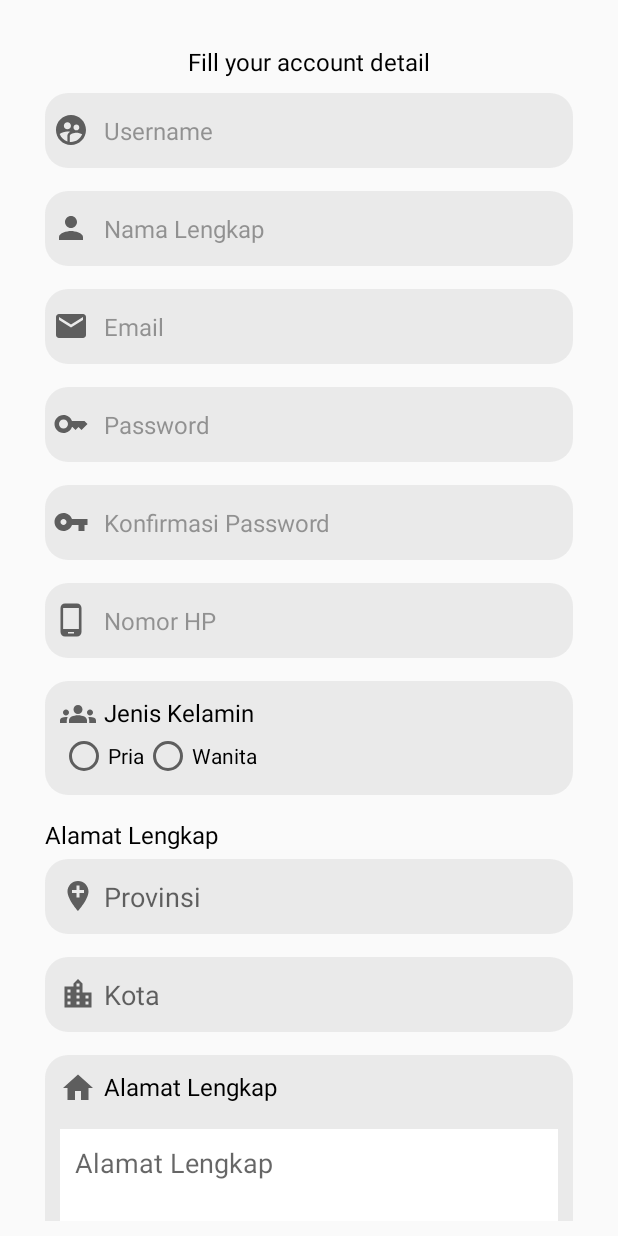
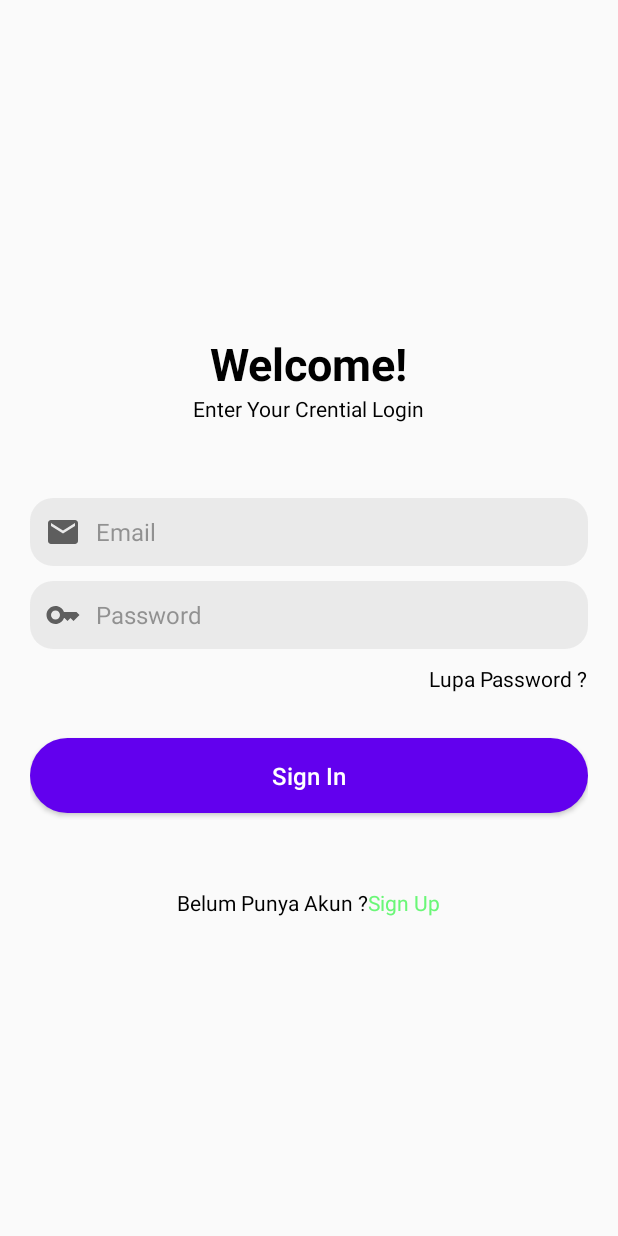
Before and after one commit to faizurazadri23/Shop, an Android app: the screen it shows after launch (RegisterActivity before the commit, LoginActivity after it), on a phone screen of 412 x 824 dp. Run offline under Robolectric (Android 15) with nearby library versions, the light colour scheme and no system bars.

```diff
--- a/app/src/main/java/com/urangcoding/shop/MainActivity.java
+++ b/app/src/main/java/com/urangcoding/shop/MainActivity.java
@@ -3,12 +3,34 @@ package com.urangcoding.shop;
 import androidx.appcompat.app.AppCompatActivity;
 
 import android.os.Bundle;
+import android.widget.TextView;
+
+import com.urangcoding.shop.util.SessionManager;
+
+import java.util.HashMap;
 
 public class MainActivity extends AppCompatActivity {
+
+    private SessionManager sessionManager;
+    private TextView tvSession;
 
     @Override
     protected void onCreate(Bundle savedInstanceState) {
         super.onCreate(savedInstanceState);
         setContentView(R.layout.activity_main);
+
+        tvSession = findViewById(R.id.tvSession);
+
+        sessionManager = new SessionManager(this);
+        sessionManager.checkLogin();
+        //Mengambil session
+
+        HashMap<String, String> user = sessionManager.getUserDetail();
+        String api_key = user.get(sessionManager.API_KEY);
+        String userName = user.get(sessionManager.USERNAME);
+        String email = user.get(sessionManager.EMAIL);
+        String nama = user.get(sessionManager.NAMA);
+
+        tvSession.setText("Session " + api_key + " " + userName + " " + email + " " + nama);
     }
 }
--- a/app/src/main/java/com/urangcoding/shop/config/APIClient.java
+++ b/app/src/main/java/com/urangcoding/shop/config/APIClient.java
@@ -20,7 +20,7 @@ public class APIClient {
 
 
         retrofit = new Retrofit.Builder()
-                .baseUrl("http://192.168.27.232/")
+                .baseUrl("http://192.168.188.232/")
                 .client(client)
                 .addConverterFactory(GsonConverterFactory.create())
                 .build();
--- a/app/src/main/java/com/urangcoding/shop/config/APIInterface.java
+++ b/app/src/main/java/com/urangcoding/shop/config/APIInterface.java
@@ -2,9 +2,15 @@ package com.urangcoding.shop.config;
 
 import com.urangcoding.shop.pojo.KotaPOJO;
 import com.urangcoding.shop.pojo.ProvinsiPOJO;
+import com.urangcoding.shop.pojo.UserCreatePojo;
+
+import java.util.Map;
 
 import retrofit2.Call;
+import retrofit2.http.FieldMap;
+import retrofit2.http.FormUrlEncoded;
 import retrofit2.http.GET;
+import retrofit2.http.POST;
 import retrofit2.http.Query;
 
 public interface APIInterface {
@@ -21,4 +27,16 @@ public interface APIInterface {
      **/
     @GET("api_project3/?folder=raja_ongkir&file=kota")
     Call<KotaPOJO> getKota(@Query("provinsi") String provinsi);
+
+    /**
+     * API Interface User Register
+     **/
+
+    @FormUrlEncoded
+    @POST("api_project3/index.php?folder=user&file=register")
+    Call<UserCreatePojo> createUser(@FieldMap Map<String, String> fields);
+
+    @FormUrlEncoded
+    @POST("api_project3/index.php?folder=user&file=login")
+    Call<UserCreatePojo> userLogin(@FieldMap Map<String, String> fields);
 }
--- /dev/null
+++ b/app/src/main/java/com/urangcoding/shop/user/LoginActivity.java
@@ -0,0 +1,119 @@
+package com.urangcoding.shop.user;
+
+import android.app.ProgressDialog;
+import android.content.Intent;
+import android.os.Bundle;
+import android.widget.Button;
+import android.widget.EditText;
+import android.widget.TextView;
+import android.widget.Toast;
+
+import androidx.appcompat.app.AppCompatActivity;
+
+import com.urangcoding.shop.MainActivity;
+import com.urangcoding.shop.R;
+import com.urangcoding.shop.config.APIClient;
+import com.urangcoding.shop.config.APIInterface;
+import com.urangcoding.shop.pojo.UserCreatePojo;
+import com.urangcoding.shop.util.SessionManager;
+
+import java.util.HashMap;
+import java.util.List;
+import java.util.Map;
+
+import retrofit2.Call;
+import retrofit2.Callback;
+import retrofit2.Response;
+
+public class LoginActivity extends AppCompatActivity {
+
+    Button btnLogin;
+    EditText emailLogin, passwordLogin;
+    int success = 0;
+    String message = "";
+    APIInterface apiInterface;
+    ProgressDialog loading;
+    private SessionManager sessionManager;
+    private TextView txt_signUp;
+
+    @Override
+    protected void onCreate(Bundle savedInstanceState) {
+        super.onCreate(savedInstanceState);
+        setContentView(R.layout.activity_login);
+
+        emailLogin = findViewById(R.id.email_Login);
+        passwordLogin = findViewById(R.id.passwordLogin);
+        btnLogin = findViewById(R.id.btnLogin);
+        txt_signUp = findViewById(R.id.txt_signUp);
+
+        sessionManager = new SessionManager(this);
+
+        apiInterface = APIClient.getClient().create(APIInterface.class);
+        loading = new ProgressDialog(LoginActivity.this);
+
+        proses_login();
+
+        txt_signUp.setOnClickListener(view -> {
+            startActivity(new Intent(LoginActivity.this, RegisterActivity.class));
+        });
+    }
+
+    void proses_login() {
+        btnLogin.setOnClickListener(view -> {
+            String username = emailLogin.getText().toString().trim();
+            String passwordUser = passwordLogin.getText().toString().trim();
+
+            if (username.isEmpty()) {
+                emailLogin.setError("Silahkan Di isikan");
+            } else if (passwordUser.isEmpty()) {
+                passwordLogin.setError("Silahkan Di isikan");
+            } else {
+                loading.setMessage("Please Wait...");
+                loading.setCancelable(false);
+                loading.show();
+
+                Map<String, String> fields = new HashMap<>();
+                fields.put("username", username);
+                fields.put("password", passwordUser);
+
+                Call<UserCreatePojo> userCreatePojoCall = apiInterface.userLogin(fields);
+                userCreatePojoCall.enqueue(new Callback<UserCreatePojo>() {
+                    @Override
+                    public void onResponse(Call<UserCreatePojo> call, Response<UserCreatePojo> response) {
+                        loading.dismiss();
+
+                        if (!response.isSuccessful()) {
+                            Toast.makeText(getApplicationContext(), "Error", Toast.LENGTH_LONG).show();
+                            return;
+                        }
+
+                        success = response.body().getSuccess();
+                        message = response.body().getMessage();
+
+                        if (success == 1) {
+
+                            List<UserCreatePojo.UserCreate> userCreateList = response.body().getData();
+
+                            for (UserCreatePojo.UserCreate data : userCreateList) {
+                                sessionManager.createSession(data.getApi_key(), data.getUsername(), data.getEmail(), data.getNama(), "");
+                            }
+
+                            Intent intent = new Intent(LoginActivity.this, MainActivity.class);
+                            startActivity(intent);
+                            finish();
+
+
+                        } else {
+                            Toast.makeText(getApplicationContext(), message, Toast.LENGTH_LONG).show();
+                        }
+                    }
+
+                    @Override
+                    public void onFailure(Call<UserCreatePojo> call, Throwable t) {
+
+                    }
+                });
+            }
+        });
+    }
+}
--- /dev/null
+++ b/app/src/main/java/com/urangcoding/shop/util/SessionManager.java
@@ -0,0 +1,74 @@
+package com.urangcoding.shop.util;
+
+import android.content.Context;
+import android.content.Intent;
+import android.content.SharedPreferences;
+
+import com.urangcoding.shop.MainActivity;
+import com.urangcoding.shop.user.LoginActivity;
+
+import java.util.HashMap;
+
+public class SessionManager {
+
+    SharedPreferences sharedPreferences;
+    public SharedPreferences.Editor editor;
+    public Context context;
+    int PRIVATE_MODE = 0;
+
+    public static final String PREF_NAME = "LOGIN";
+    public static final String LOGIN = "IS_LOGIN";
+    public static final String API_KEY = "API_KEY";
+    public static final String USERNAME = "USERNAME";
+    public static final String EMAIL = "EMAIL";
+    public static final String NAMA = "NAMA";
+    public static final String IMG = "IMG";
+
+    public SessionManager(Context context) {
+        this.context = context;
+        sharedPreferences = context.getSharedPreferences(PREF_NAME, PRIVATE_MODE);
+        editor = sharedPreferences.edit();
+    }
+
+    public void createSession(String api_key, String username,
+                              String email, String nama, String img) {
+        editor.putBoolean(LOGIN, true);
+        editor.putString(API_KEY, api_key);
+        editor.putString(USERNAME, username);
+        editor.putString(EMAIL, email);
+        editor.putString(NAMA, nama);
+        editor.putString(IMG, img);
+        editor.apply();
+    }
+
+    public boolean isLogin() {
+        return sharedPreferences.getBoolean(LOGIN, false);
+    }
+
+    public void checkLogin() {
+        if (!this.isLogin()) {
+            Intent i = new Intent(context, LoginActivity.class);
+            context.startActivity(i);
+            ((MainActivity) context).finish();
+        }
+    }
+
+    public HashMap<String, String> getUserDetail() {
+        HashMap<String, String> user = new HashMap<>();
+        user.put(API_KEY, sharedPreferences.getString(API_KEY, null));
+        user.put(USERNAME, sharedPreferences.getString(USERNAME, null));
+        user.put(EMAIL, sharedPreferences.getString(EMAIL, null));
+        user.put(NAMA, sharedPreferences.getString(NAMA, null));
+        user.put(IMG, sharedPreferences.getString(IMG, null));
+
+        return user;
+    }
+
+    public void logout() {
+        editor.clear();
+        editor.commit();
+        Intent i = new Intent(context, LoginActivity.class);
+        context.startActivity(i);
+        ((LoginActivity) context).finish();
+    }
+}
--- /dev/null
+++ b/app/src/main/res/drawable/ic_visibility_off.xml
@@ -0,0 +1,10 @@
+<vector xmlns:android="http://schemas.android.com/apk/res/android"
+    android:width="24dp"
+    android:height="24dp"
+    android:viewportWidth="24"
+    android:viewportHeight="24"
+    android:tint="?attr/colorControlNormal">
+  <path
+      android:fillColor="@android:color/white"
+      android:pathData="M12,7c2.76,0 5,2.24 5,5 0,0.65 -0.13,1.26 -0.36,1.83l2.92,2.92c1.51,-1.26 2.7,-2.89 3.43,-4.75 -1.73,-4.39 -6,-7.5 -11,-7.5 -1.4,0 -2.74,0.25 -3.98,0.7l2.16,2.16C10.74,7.13 11.35,7 12,7zM2,4.27l2.28,2.28 0.46,0.46C3.08,8.3 1.78,10.02 1,12c1.73,4.39 6,7.5 11,7.5 1.55,0 3.03,-0.3 4.38,-0.84l0.42,0.42L19.73,22 21,20.73 3.27,3 2,4.27zM7.53,9.8l1.55,1.55c-0.05,0.21 -0.08,0.43 -0.08,0.65 0,1.66 1.34,3 3,3 0.22,0 0.44,-0.03 0.65,-0.08l1.55,1.55c-0.67,0.33 -1.41,0.53 -2.2,0.53 -2.76,0 -5,-2.24 -5,-5 0,-0.79 0.2,-1.53 0.53,-2.2zM11.84,9.02l3.15,3.15 0.02,-0.16c0,-1.66 -1.34,-3 -3,-3l-0.17,0.01z"/>
+</vector>
--- /dev/null
+++ b/app/src/main/res/layout/activity_login.xml
@@ -0,0 +1,139 @@
+<?xml version="1.0" encoding="utf-8"?>
+<ScrollView xmlns:android="http://schemas.android.com/apk/res/android"
+    xmlns:tools="http://schemas.android.com/tools"
+    android:layout_width="match_parent"
+    android:layout_height="match_parent"
+    tools:context=".user.LoginActivity">
+
+    <LinearLayout
+        android:layout_width="match_parent"
+        android:layout_height="match_parent"
+        android:layout_gravity="center"
+        android:orientation="vertical"
+        android:padding="20dp">
+
+        <TextView
+            android:layout_width="wrap_content"
+            android:layout_height="wrap_content"
+            android:layout_gravity="center_horizontal"
+            android:layout_marginTop="10dp"
+            android:text="@string/welcome"
+            android:textColor="@color/black"
+            android:textSize="30sp"
+            android:textStyle="bold" />
+
+        <TextView
+            android:layout_width="wrap_content"
+            android:layout_height="wrap_content"
+            android:layout_gravity="center_horizontal"
+            android:text="@string/enter_your_crential_login"
+            android:textColor="@color/black"
+            android:textSize="14sp"
+            android:textStyle="normal" />
+
+        <EditText
+            android:id="@+id/email_Login"
+            android:layout_width="match_parent"
+            android:layout_height="45dp"
+            android:layout_marginTop="50dp"
+            android:background="@drawable/back_edit_text"
+            android:drawableLeft="@drawable/ic_email"
+            android:drawablePadding="10dp"
+            android:hint="@string/email"
+            android:inputType="textEmailAddress"
+            android:paddingLeft="10dp"
+            android:paddingRight="20dp"
+            android:textColor="@color/black"
+            android:textColorHint="@color/colorGray"
+            android:textSize="16sp"
+            android:textStyle="normal" />
+
+        <FrameLayout
+            android:layout_width="match_parent"
+            android:layout_height="wrap_content"
+            android:layout_marginTop="10dp">
+
+            <RelativeLayout
+                android:layout_width="match_parent"
+                android:layout_height="wrap_content">
+
+                <EditText
+                    android:id="@+id/passwordLogin"
+                    android:layout_width="match_parent"
+                    android:layout_height="45dp"
+                    android:background="@drawable/back_edit_text"
+                    android:drawableLeft="@drawable/ic_password"
+                    android:drawablePadding="10dp"
+                    android:hint="@string/password"
+                    android:inputType="textPassword"
+                    android:paddingLeft="10dp"
+                    android:paddingRight="50dp"
+                    android:textColor="@color/black"
+                    android:textColorHint="@color/colorGray"
+                    android:textSize="16sp"
+                    android:textStyle="normal" />
+
+                <ImageView
+                    android:id="@+id/chkShowPass"
+                    android:layout_width="wrap_content"
+                    android:layout_height="40dp"
+                    android:layout_alignParentRight="true"
+                    android:layout_centerVertical="true"
+                    android:layout_marginLeft="5dp"
+                    android:layout_marginTop="5dp"
+                    android:layout_marginRight="10dp"
+                    android:src="@drawable/ic_visibility_off"
+                    android:visibility="gone" />
+            </RelativeLayout>
+        </FrameLayout>
+
+        <TextView
+            android:id="@+id/lupaPassword"
+            android:layout_width="wrap_content"
+            android:layout_height="wrap_content"
+            android:layout_gravity="right"
+            android:layout_marginTop="10dp"
+            android:text="Lupa Password ?"
+            android:textColor="@color/black"
+            android:textSize="14sp" />
+
+        <Button
+            android:id="@+id/btnLogin"
+            android:layout_width="match_parent"
+            android:layout_height="50dp"
+            android:layout_marginTop="30dp"
+            android:background="@drawable/background_btn_sign_up_in"
+            android:text="@string/sign_in"
+            android:textAllCaps="false"
+            android:textColor="@color/white"
+            android:textSize="16sp" />
+
+        <RelativeLayout
+            android:layout_width="match_parent"
+            android:layout_height="wrap_content"
+            android:layout_marginTop="50dp"
+            android:gravity="center">
+
+            <TextView
+                android:id="@+id/txt"
+                android:layout_width="wrap_content"
+                android:layout_height="wrap_content"
+                android:gravity="center"
+                android:text="@string/belum_punya_akun"
+                android:textColor="@color/black"
+                android:textSize="14sp" />
+
+            <TextView
+                android:id="@+id/txt_signUp"
+                android:layout_width="wrap_content"
+                android:layout_height="wrap_content"
+                android:layout_toRightOf="@+id/txt"
+                android:gravity="center"
+                android:text="@string/sign_up"
+                android:textColor="@color/colorGreen"
+                android:textSize="14sp" />
+
+        </RelativeLayout>
+    </LinearLayout>
+
+</ScrollView>
--- a/app/src/main/res/layout/activity_register.xml
+++ b/app/src/main/res/layout/activity_register.xml
@@ -130,7 +130,7 @@
                     android:drawableStart="@drawable/ic_phone"
                     android:drawablePadding="10dp"
                     android:hint="Nomor HP"
-                    android:inputType="textPassword"
+                    android:inputType="number"
                     android:padding="5dp"
                     android:paddingLeft="10dp"
                     android:paddingRight="10dp"
@@ -255,6 +255,7 @@
                 </LinearLayout>
 
                 <Button
+                    android:id="@+id/btnRegister"
                     android:layout_width="match_parent"
                     android:layout_height="50dp"
                     android:layout_marginTop="20dp"
--- a/app/src/main/res/values-night/strings.xml
+++ b/app/src/main/res/values-night/strings.xml
@@ -12,4 +12,8 @@
     <string name="provinsi">Provinsi</string>
     <string name="kota">Kota</string>
     <string name="sign_up">Sign Up</string>
+    <string name="enter_your_crential_login">Enter Your Crential Login</string>
+    <string name="welcome">Welcome!</string>
+    <string name="sign_in">Sign In</string>
+    <string name="belum_punya_akun">Belum Punya Akun ?</string>
 </resources>
--- a/app/src/main/res/values/strings.xml
+++ b/app/src/main/res/values/strings.xml
@@ -12,4 +12,8 @@
     <string name="provinsi">Provinsi</string>
     <string name="kota">Kota</string>
     <string name="sign_up">Sign Up</string>
+    <string name="enter_your_crential_login">Enter Your Crential Login</string>
+    <string name="welcome">Welcome!</string>
+    <string name="sign_in">Sign In</string>
+    <string name="belum_punya_akun">Belum Punya Akun ?</string>
 </resources>
```
Also changed, not shown: app/src/main/AndroidManifest.xml (+9 -6 lines), app/src/main/java/com/urangcoding/shop/pojo/UserCreatePojo.java (added, +43 -0 lines), app/src/main/java/com/urangcoding/shop/user/RegisterActivity.java (+94 -5 lines), app/src/main/res/drawable/ic_visibility.xml (added, +10 -0 lines), app/src/main/res/layout/activity_main.xml (+7 -8 lines).
